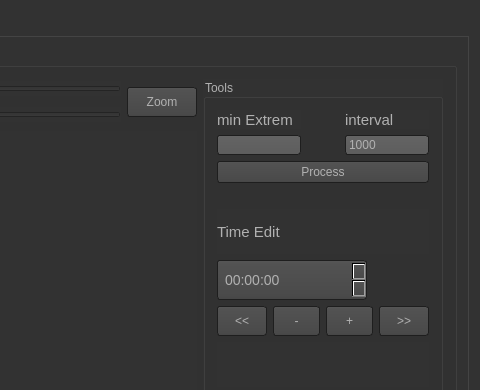
Qt form QCustomPlot_Logs/mainwindow.ui (IvanPerletti/BugLot) before a commit; both pictures show x 368 to 848 and y 0 to 390 of the 848 by 644 pixel window.
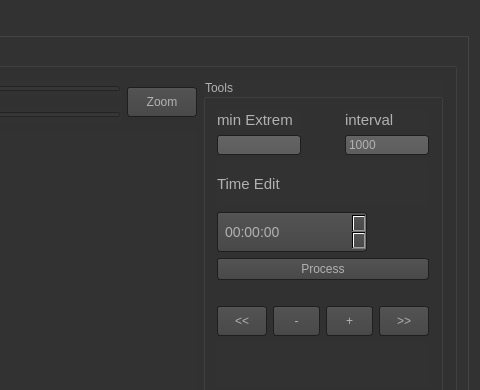
The same form after that commit. Icons and pictures are not drawn. Custom widgets are drawn as their Qt base class.

Commit message: Gui elements moved

What changed in the file:
```diff
--- a/QCustomPlot_Logs/mainwindow.ui
+++ b/QCustomPlot_Logs/mainwindow.ui
@@ -945,6 +945,38 @@
                     </item>
                    </layout>
                   </item>
+                  <item>
+                   <widget class="QLabel" name="label_2">
+                    <property name="text">
+                     <string>Time Edit</string>
+                    </property>
+                   </widget>
+                  </item>
+                  <item>
+                   <widget class="QTimeEdit" name="timeEdit">
+                    <property name="minimumSize">
+                     <size>
+                      <width>150</width>
+                      <height>40</height>
+                     </size>
+                    </property>
+                    <property name="maximumSize">
+                     <size>
+                      <width>150</width>
+                      <height>40</height>
+                     </size>
+                    </property>
+                    <property name="toolTip">
+                     <string>&lt;html&gt;&lt;head/&gt;&lt;body&gt;&lt;p&gt;Starting time HH:MM:SS to be displayed&lt;/p&gt;&lt;/body&gt;&lt;/html&gt;</string>
+                    </property>
+                    <property name="styleSheet">
+                     <string notr="true">font: 15pt &quot;MS Shell Dlg 2&quot;;</string>
+                    </property>
+                    <property name="displayFormat">
+                     <string>HH:mm:ss</string>
+                    </property>
+                   </widget>
+                  </item>
                   <item>
                    <widget class="QPushButton" name="pushButtonZoomRange">
                     <property name="font">
@@ -984,38 +1016,6 @@
                     </property>
                    </spacer>
                   </item>
-                  <item>
-                   <widget class="QLabel" name="label_2">
-                    <property name="text">
-                     <string>Time Edit</string>
-                    </property>
-                   </widget>
-                  </item>
-                  <item>
-                   <widget class="QTimeEdit" name="timeEdit">
-                    <property name="minimumSize">
-                     <size>
-                      <width>150</width>
-                      <height>40</height>
-                     </size>
-                    </property>
-                    <property name="maximumSize">
-                     <size>
-                      <width>150</width>
-                      <height>40</height>
-                     </size>
-                    </property>
-                    <property name="toolTip">
-                     <string>&lt;html&gt;&lt;head/&gt;&lt;body&gt;&lt;p&gt;Starting time HH:MM:SS to be displayed&lt;/p&gt;&lt;/body&gt;&lt;/html&gt;</string>
-                    </property>
-                    <property name="styleSheet">
-                     <string notr="true">font: 15pt &quot;MS Shell Dlg 2&quot;;</string>
-                    </property>
-                    <property name="displayFormat">
-                     <string>HH:mm:ss</string>
-                    </property>
-                   </widget>
-                  </item>
                   <item>
                    <layout class="QHBoxLayout" name="horizontalLayout_8">
                     <item>
```
The commit also changes 1 other file.
